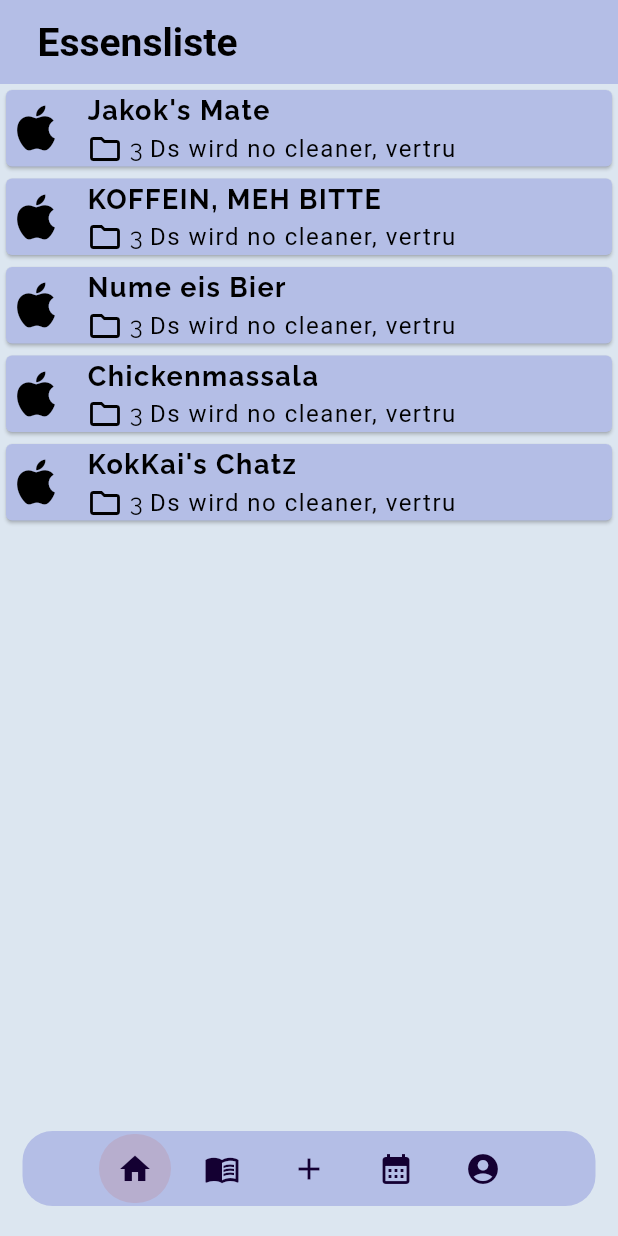
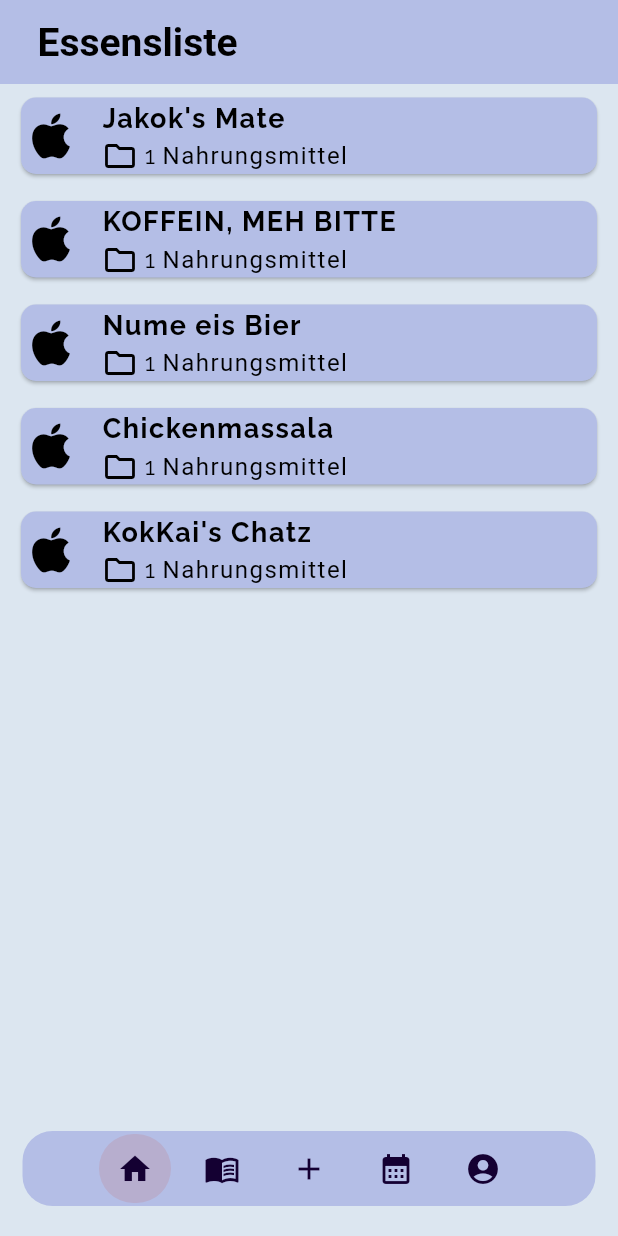
Before and after one commit to Kirchenfeldrobotics/hackathon_bern, a Flutter app: the screen it shows after launch, on a phone screen of 412 x 824 dp. Run offline on Flutter 3.47's test engine with Material 3 defaults, Android fonts, the light colour scheme and no system bars; our stand-ins replace camera, cloud_firestore, firebase_core, flutter_riverpod, google_fonts; accounts and stored records are empty; project files that could hold a hidden picture were left out.

Commit message:
various changes

```diff
--- a/mobile_application/lib/screens/home/product_card.dart
+++ b/mobile_application/lib/screens/home/product_card.dart
@@ -14,9 +14,18 @@ class ProductCard extends StatelessWidget {
 
   @override
   Widget build(BuildContext context) {
-    return Card(
+    return Padding(
+
+  padding: const EdgeInsets.only(
+    left: 10.0,
+    right: 10.0,
+    top: 5.0,
+    bottom: 5.0,
+  ),
+      child:Card(
       color : AppColors.secondaryAccentColor!,
-      shape : RoundedRectangleBorder(borderRadius: BorderRadius.all(Radius.circular(4))),
+      shape : RoundedRectangleBorder(borderRadius: BorderRadius.all(Radius.circular(10))),
+
       child : Row(
         spacing : 14,
         children : [
@@ -24,6 +33,7 @@ class ProductCard extends StatelessWidget {
             Icons.apple_outlined,
             color : Colors.black,
             size : 40
+
           ),
           Column(
             crossAxisAlignment : CrossAxisAlignment.start,
@@ -37,13 +47,19 @@ class ProductCard extends StatelessWidget {
                     Icons.folder_outlined,
                     color : Colors.black
                   ),
-                  StyledText("3"),
-                  Text("Ds wird no cleaner, vertru")
+                  StyledText("1"),
+                  Text("Nahrungsmittel")
+
+
                 ]
+
               )
             ]
           )
         ]
+
+      )
+
       )
     ) ;
 
--- a/mobile_application/lib/services/rpi_api.dart
+++ b/mobile_application/lib/services/rpi_api.dart
@@ -1,7 +1,7 @@
 import 'package:http/http.dart' as http;
 import 'dart:convert';
 
-const String apiIp = "192.168.137.24:5000"  ;
+const String apiIp = "127.0.0.1:5000"  ;
 
 class RpiApiService {
   static Future<List<dynamic>> getMealsByCategory(String categoryName) async {
--- a/mobile_application/pubspec.yaml
+++ b/mobile_application/pubspec.yaml
@@ -33,7 +33,7 @@ dependencies:
   camera: ^0.11.0+1
   path_provider: ^2.0.15
   path: ^1.8.3
-
+  http: ^1.2.2
   # The following adds the Cupertino Icons font to your application.
   # Use with the CupertinoIcons class for iOS style icons.
   cupertino_icons: ^1.0.8
```
Also changed, not shown: mobile_application/lib/screens/account_screen/account_screen.dart (+12 -1 lines), mobile_application/lib/screens/camera_screen/camera_screen.dart (+57 -11 lines), mobile_application/lib/services/api.dart (added, +41 -0 lines), mobile_application/lib/services/camera.dart (line endings or trailing spaces), mobile_application/pubspec.lock, 1 other file.
